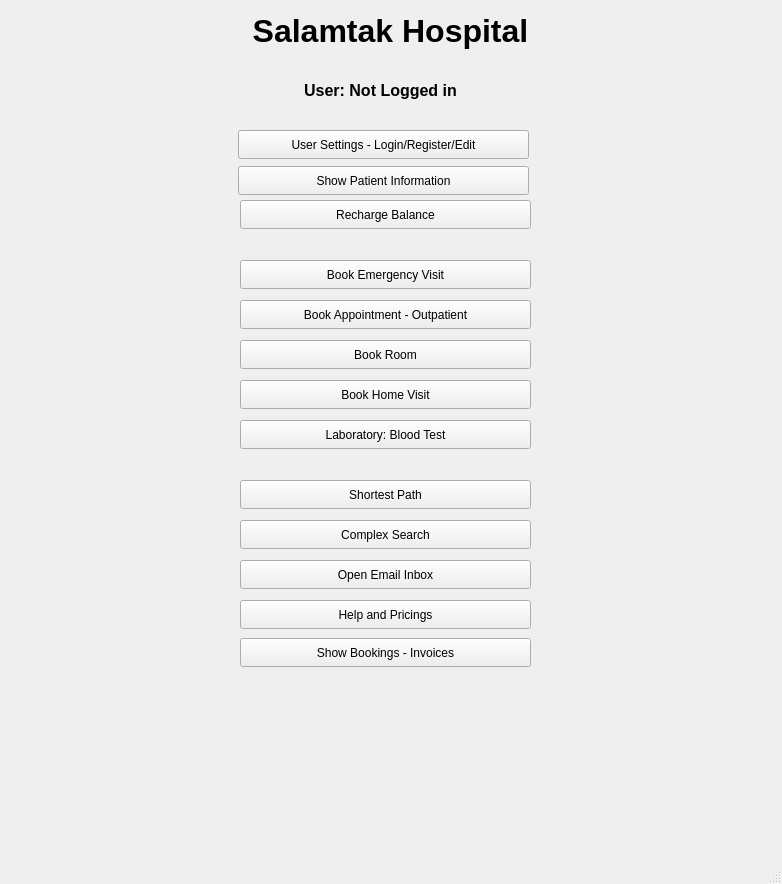
KirolousFouty/Hospital_Project, file mainwindow.ui: the form before one commit.
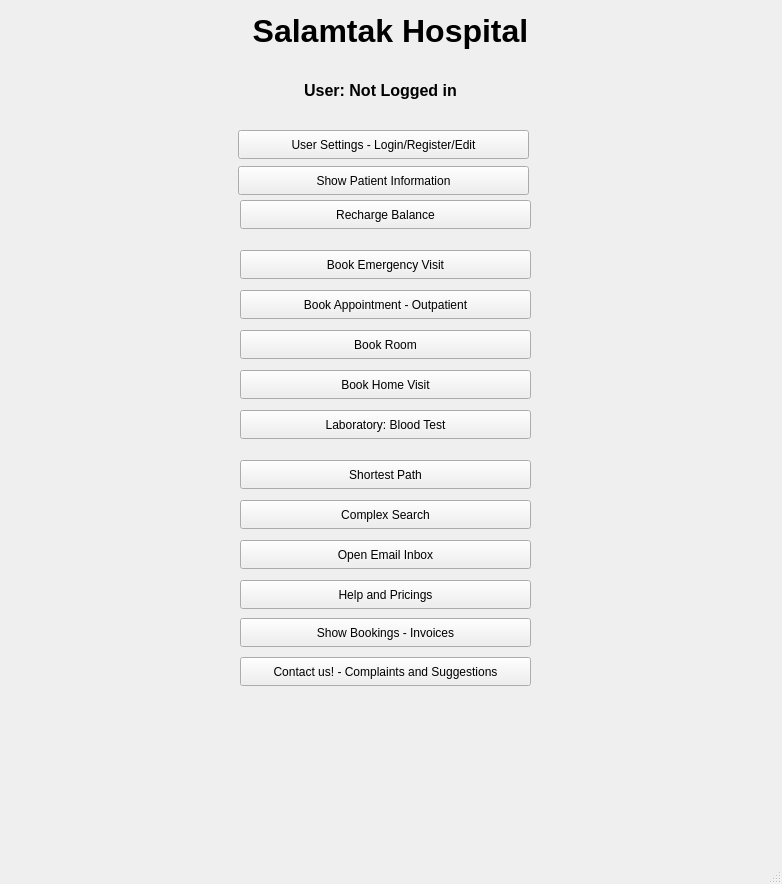
The form after the commit.

Commit message: - Added ContactUsWindow (complaints and suggestions) - blood test fees - search -> doctor's dep - save not edit - user edit - edit name in database - cancel a booked / registered - clear box after cancellation - return fees to balance - Email# before cancelled app

Patch:
```diff
--- a/mainwindow.ui
+++ b/mainwindow.ui
@@ -44,7 +44,7 @@
     <property name="geometry">
      <rect>
       <x>240</x>
-      <y>300</y>
+      <y>290</y>
       <width>291</width>
       <height>29</height>
      </rect>
@@ -57,7 +57,7 @@
     <property name="geometry">
      <rect>
       <x>240</x>
-      <y>638</y>
+      <y>618</y>
       <width>291</width>
       <height>29</height>
      </rect>
@@ -70,7 +70,7 @@
     <property name="geometry">
      <rect>
       <x>60</x>
-      <y>688</y>
+      <y>710</y>
       <width>661</width>
       <height>141</height>
      </rect>
@@ -89,7 +89,7 @@
     <property name="geometry">
      <rect>
       <x>240</x>
-      <y>260</y>
+      <y>250</y>
       <width>291</width>
       <height>29</height>
      </rect>
@@ -102,7 +102,7 @@
     <property name="geometry">
      <rect>
       <x>240</x>
-      <y>340</y>
+      <y>330</y>
       <width>291</width>
       <height>29</height>
      </rect>
@@ -150,7 +150,7 @@
     <property name="geometry">
      <rect>
       <x>240</x>
-      <y>420</y>
+      <y>410</y>
       <width>291</width>
       <height>29</height>
      </rect>
@@ -163,7 +163,7 @@
     <property name="geometry">
      <rect>
       <x>240</x>
-      <y>380</y>
+      <y>370</y>
       <width>291</width>
       <height>29</height>
      </rect>
@@ -198,7 +198,7 @@
     <property name="geometry">
      <rect>
       <x>240</x>
-      <y>600</y>
+      <y>580</y>
       <width>291</width>
       <height>29</height>
      </rect>
@@ -211,7 +211,7 @@
     <property name="geometry">
      <rect>
       <x>240</x>
-      <y>560</y>
+      <y>540</y>
       <width>291</width>
       <height>29</height>
      </rect>
@@ -224,7 +224,7 @@
     <property name="geometry">
      <rect>
       <x>240</x>
-      <y>480</y>
+      <y>460</y>
       <width>291</width>
       <height>29</height>
      </rect>
@@ -237,7 +237,7 @@
     <property name="geometry">
      <rect>
       <x>240</x>
-      <y>520</y>
+      <y>500</y>
       <width>291</width>
       <height>29</height>
      </rect>
@@ -246,6 +246,19 @@
      <string>Complex Search</string>
     </property>
    </widget>
+   <widget class="QPushButton" name="contactUsButton">
+    <property name="geometry">
+     <rect>
+      <x>240</x>
+      <y>657</y>
+      <width>291</width>
+      <height>29</height>
+     </rect>
+    </property>
+    <property name="text">
+     <string>Contact us! - Complaints and Suggestions</string>
+    </property>
+   </widget>
   </widget>
   <widget class="QMenuBar" name="menubar">
    <property name="geometry">
```
The commit also changes 19 other files.
